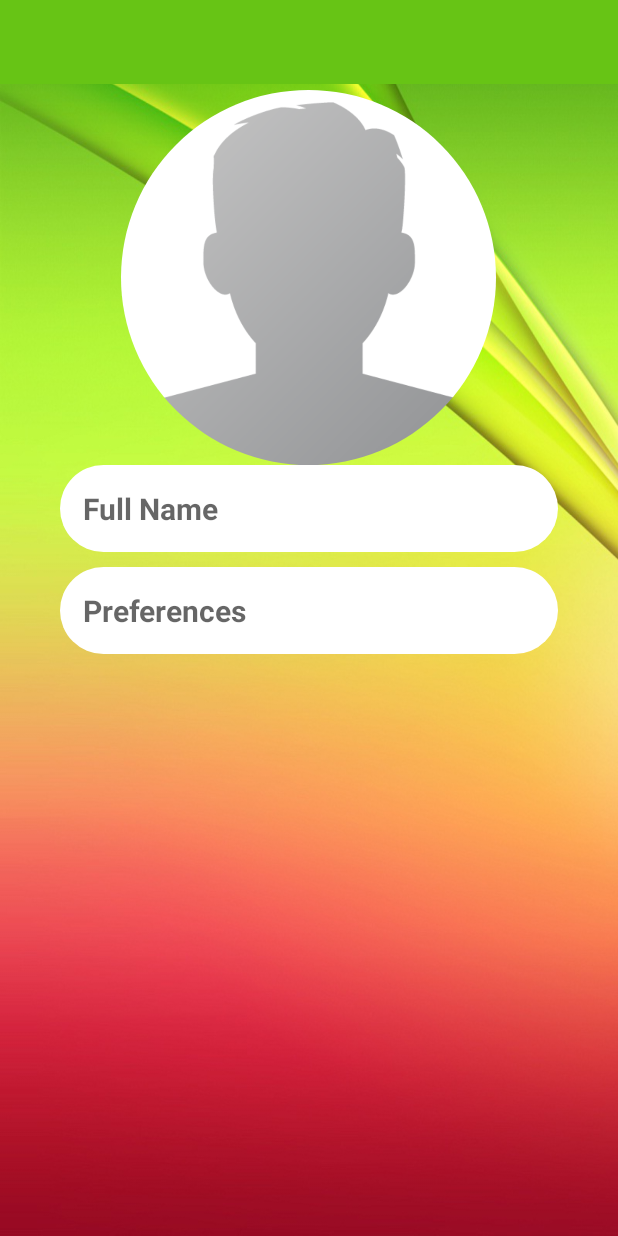
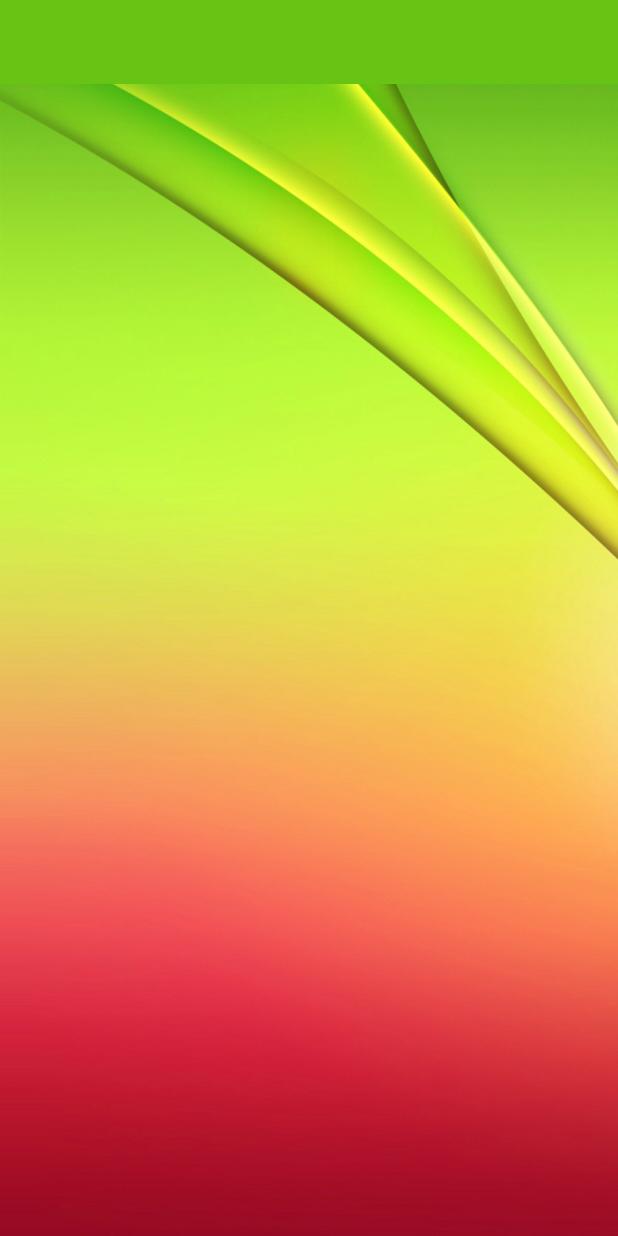
Before and after one commit to lucastai98/Orbital_CS_x, an Android app: the SettingsActivity screen opened directly, with no data from a screen before it, on a phone screen of 412 x 824 dp. Run offline under Robolectric (Android 15) with nearby library versions, the light colour scheme and no system bars; our stand-ins replace CircleImageView.

Commit message:
Revert "Revert "changes""
This reverts commit c3f6e6415e65efd2a9f02bed85e7efc5e5eb39ed.

```diff
--- a/app/src/main/AndroidManifest.xml
+++ b/app/src/main/AndroidManifest.xml
@@ -14,7 +14,8 @@
         android:roundIcon="@mipmap/ic_launcher_round"
         android:supportsRtl="true"
         android:theme="@style/AppTheme">
-        <activity android:name=".SettingsActivity"></activity>
+        <activity android:name=".RestaurantListActivity"></activity>
+        <activity android:name=".SettingsActivity" />
         <activity android:name=".SetupActivity" />
         <activity android:name=".LoginActivity">
             <intent-filter>
@@ -30,7 +31,7 @@
         <activity
             android:name=".MainActivity"
             android:label="@string/app_name"
-            android:theme="@style/AppTheme.NoActionBar"></activity>
+            android:theme="@style/AppTheme.NoActionBar" />
     </application>
 
 </manifest>
--- a/app/src/main/java/com/example/myapplication/MainActivity.java
+++ b/app/src/main/java/com/example/myapplication/MainActivity.java
@@ -1,6 +1,7 @@
 package com.example.myapplication;
 
 import android.content.Intent;
+import android.graphics.Color;
 import android.os.Bundle;
 
 import com.google.android.material.floatingactionbutton.FloatingActionButton;
@@ -27,6 +28,7 @@ import android.renderscript.Sampler;
 import android.view.View;
 import android.view.Menu;
 import android.view.MenuItem;
+import android.widget.ListView;
 import android.widget.TextView;
 import android.widget.Toast;
 
@@ -176,7 +178,10 @@ public class MainActivity extends AppCompatActivity {
         }
         return super.onOptionsItemSelected(item);
     }
+    private static int save = -1;
+
     private void UserMenuSelector(MenuItem item){
+
         switch (item.getItemId()){
             case R.id.nav_profile:
                 Toast.makeText(this,"Profile",Toast.LENGTH_SHORT).show();
--- a/app/src/main/res/layout/activity_settings.xml
+++ b/app/src/main/res/layout/activity_settings.xml
@@ -25,52 +25,52 @@
         android:layout_alignParentLeft="true"
         android:layout_marginLeft="0dp">
 
-        <RelativeLayout
-            android:layout_width="match_parent"
-            android:layout_height="match_parent">
+<!--        <RelativeLayout-->
+<!--            android:layout_width="match_parent"-->
+<!--            android:layout_height="match_parent">-->
 
-            <de.hdodenhof.circleimageview.CircleImageView
-                android:id="@+id/settings_profile_image"
-                android:layout_width="250dp"
-                android:layout_height="250dp"
-                android:layout_alignParentTop="true"
-                android:layout_alignParentEnd="true"
-                android:layout_alignParentRight="true"
-                android:layout_centreHorizontal="true"
-                android:layout_marginTop="4dp"
-                android:layout_marginEnd="81dp"
-                android:layout_marginRight="81dp"
-                android:src="@drawable/profile" />
+<!--            <de.hdodenhof.circleimageview.CircleImageView-->
+<!--                android:id="@+id/settings_profile_image"-->
+<!--                android:layout_width="250dp"-->
+<!--                android:layout_height="250dp"-->
+<!--                android:layout_alignParentTop="true"-->
+<!--                android:layout_alignParentEnd="true"-->
+<!--                android:layout_alignParentRight="true"-->
+<!--                android:layout_centreHorizontal="true"-->
+<!--                android:layout_marginTop="4dp"-->
+<!--                android:layout_marginEnd="81dp"-->
+<!--                android:layout_marginRight="81dp"-->
+<!--                android:src="@drawable/profile" />-->
 
-            <EditText
-            android:id="@+id/settings_status"
-            android:layout_width="match_parent"
-            android:layout_height="wrap_content"
-            android:layout_below="@+id/settings_profile_image"
-            android:layout_marginLeft="40dp"
-            android:layout_marginRight="40dp"
-            android:background="@drawable/inputs"
-            android:hint="Full Name"
-            android:padding="15dp"
-            android:textColor="@android:color/background_dark"
-            android:textSize="20dp"
-            android:textStyle = "bold"/>
-        <EditText
-            android:id="@+id/settings_username"
-            android:layout_width="match_parent"
-            android:layout_height="wrap_content"
-            android:layout_below="@+id/settings_status"
-            android:layout_marginTop="10dp"
-            android:layout_marginLeft="40dp"
-            android:layout_marginRight="40dp"
-            android:background="@drawable/inputs"
-            android:hint="Preferences"
-            android:padding="15dp"
-            android:textColor="@android:color/background_dark"
-            android:textSize="20dp"
-            android:textStyle = "bold"/>
+<!--            <EditText-->
+<!--            android:id="@+id/settings_status"-->
+<!--            android:layout_width="match_parent"-->
+<!--            android:layout_height="wrap_content"-->
+<!--            android:layout_below="@+id/settings_profile_image"-->
+<!--            android:layout_marginLeft="40dp"-->
+<!--            android:layout_marginRight="40dp"-->
+<!--            android:background="@drawable/inputs"-->
+<!--            android:hint="Full Name"-->
+<!--            android:padding="15dp"-->
+<!--            android:textColor="@android:color/background_dark"-->
+<!--            android:textSize="20dp"-->
+<!--            android:textStyle = "bold"/>-->
+<!--        <EditText-->
+<!--            android:id="@+id/settings_username"-->
+<!--            android:layout_width="match_parent"-->
+<!--            android:layout_height="wrap_content"-->
+<!--            android:layout_below="@+id/settings_status"-->
+<!--            android:layout_marginTop="10dp"-->
+<!--            android:layout_marginLeft="40dp"-->
+<!--            android:layout_marginRight="40dp"-->
+<!--            android:background="@drawable/inputs"-->
+<!--            android:hint="Preferences"-->
+<!--            android:padding="15dp"-->
+<!--            android:textColor="@android:color/background_dark"-->
+<!--            android:textSize="20dp"-->
+<!--            android:textStyle = "bold"/>-->
 
-        </RelativeLayout>
+<!--        </RelativeLayout>-->
 
     </ScrollView>
 
--- a/app/src/main/res/values/colors.xml
+++ b/app/src/main/res/values/colors.xml
@@ -3,4 +3,5 @@
     <color name="colorPrimary">#ed4c54</color>
     <color name="colorPrimaryDark">#67c415</color>
     <color name="colorAccent">#E9EBEE</color>
+    <color name="colorThis">#fff6ef</color>
 </resources>
```
Also changed, not shown: app/src/main/java/com/example/myapplication/RestaurantListActivity.java (added, +15 -0 lines), app/src/main/res/layout/activity_restaurant_list.xml (added, +9 -0 lines), app/src/main/res/menu/navigation_menu.xml (+14 -2 lines), app/src/main/res/drawable-v24/fff6ef.png (added).
